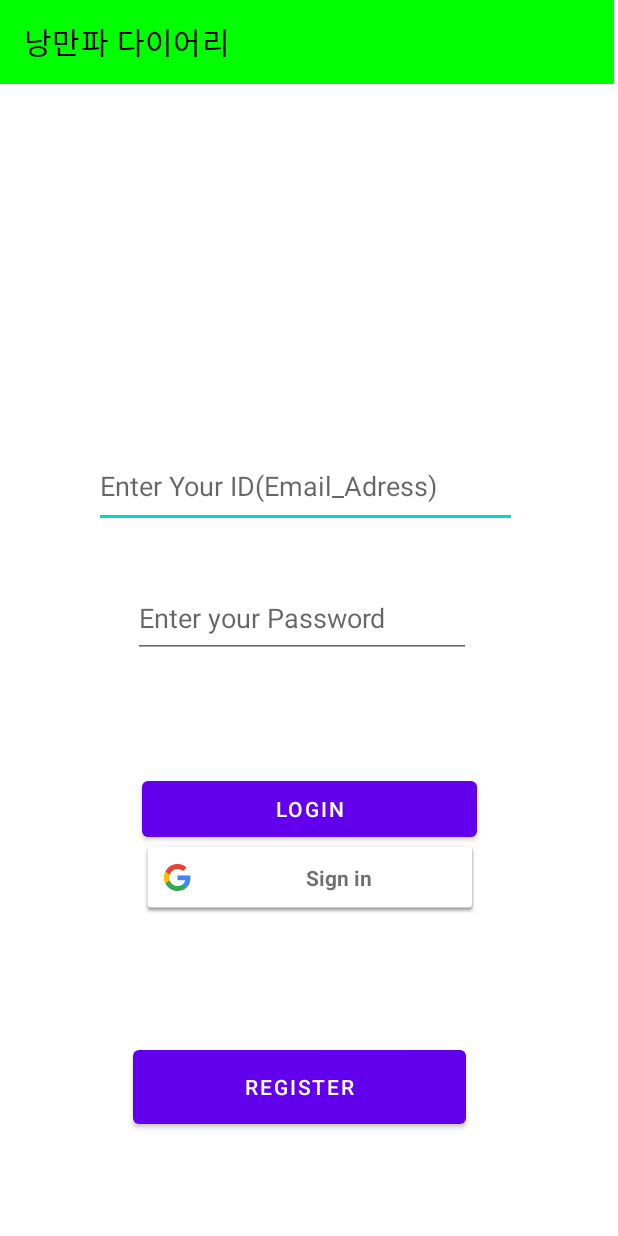
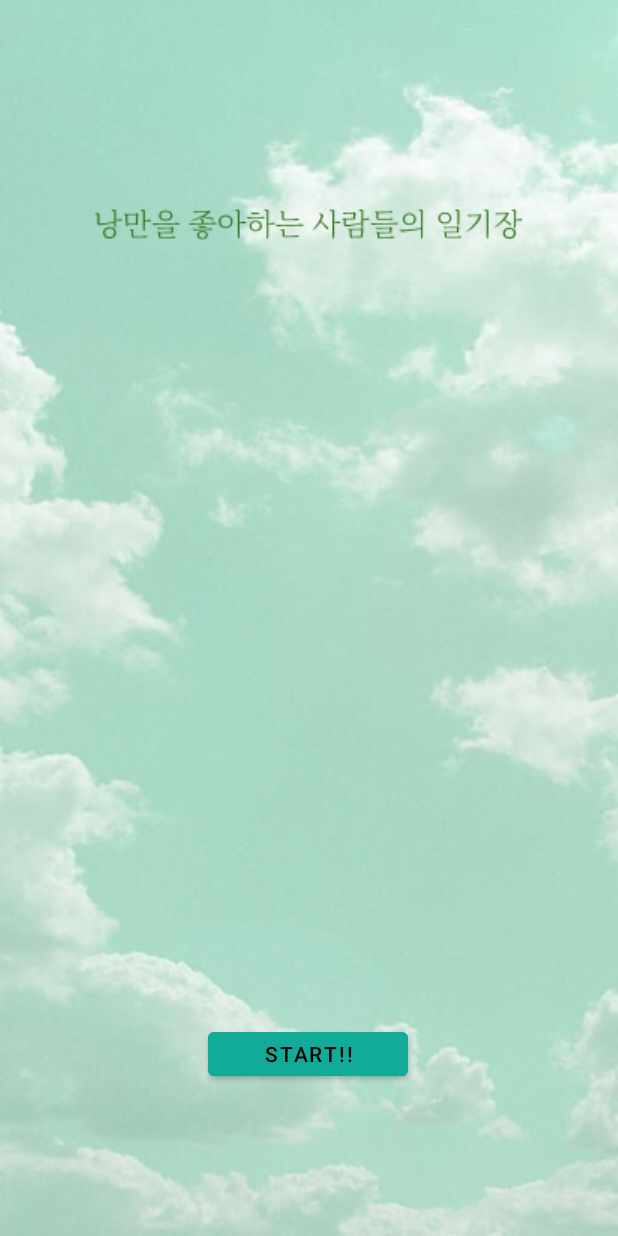
Before and after one commit to LifeIsRightward/2022_RomaticChaser-DIary, an Android app: the screen it shows after launch (LoginActivity before the commit, FirstShowActivity after it), on a phone screen of 412 x 824 dp. Run offline under Robolectric (Android 15) with nearby library versions, the phone set to English and light mode, and no system bars; our stand-ins replace Firebase (no records; nobody signed in at launch, a user with empty details on screens opened directly).

Commit message:
main background update

```diff
--- a/app/src/main/AndroidManifest.xml
+++ b/app/src/main/AndroidManifest.xml
@@ -17,13 +17,16 @@
         tools:ignore="Instantiatable"
         tools:targetApi="31">
         <activity
+            android:name=".LoginActivity"
+            android:exported="false" />
+        <activity
             android:name=".RegisterActivity"
             android:exported="false" />
         <activity
             android:name=".MainActivity"
             android:exported="false" />
         <activity
-            android:name=".LoginActivity"
+            android:name=".FirstShowActivity"
             android:exported="true">
             <intent-filter>
                 <action android:name="android.intent.action.MAIN" />
--- /dev/null
+++ b/app/src/main/java/com/example/kotlinex1/FirstShowActivity.kt
@@ -0,0 +1,41 @@
+package com.example.kotlinex1
+
+import android.app.Activity
+import android.content.Intent
+import android.graphics.Color
+import android.os.Bundle
+import android.util.Log
+import android.view.View
+import android.widget.Toast
+import androidx.activity.result.ActivityResultLauncher
+import androidx.activity.result.contract.ActivityResultContract
+import androidx.activity.result.contract.ActivityResultContracts
+import androidx.appcompat.app.AppCompatActivity
+import com.example.kotlinex1.databinding.ActivityFirstshowBinding
+import com.google.android.gms.auth.api.Auth
+import com.google.android.gms.auth.api.signin.GoogleSignIn
+import com.google.android.gms.auth.api.signin.GoogleSignInAccount
+import com.google.android.gms.auth.api.signin.GoogleSignInClient
+import com.google.android.gms.auth.api.signin.GoogleSignInOptions
+import com.google.android.material.snackbar.Snackbar
+import com.google.firebase.auth.FirebaseAuth
+import com.google.firebase.auth.FirebaseUser
+import com.google.firebase.auth.GoogleAuthProvider
+
+
+class FirstShowActivity : AppCompatActivity() {
+
+    private lateinit var binding: ActivityFirstshowBinding//이건 로그인액티비티의 뷰바인딩을 하는거임 이러면 findviewid(R.id.xx)쓸 필요가없음
+
+    override fun onCreate(savedInstanceState: Bundle?) {
+        super.onCreate(savedInstanceState)
+        binding =
+            ActivityFirstshowBinding.inflate(layoutInflater)//뷰바인딩인 binding 선언 inflate(layoutInflate)로
+        setContentView(binding.root)//이게 원래는 레이아웃으로 괄호안에 들어가야하는데 뷰바인딩을 사용해서 바인딩.루트로 하면 됨
+
+        binding.Start.setOnClickListener {
+            startActivity(Intent(this, LoginActivity::class.java))
+        }
+    }
+
+}
--- a/app/src/main/java/com/example/kotlinex1/LoginActivity.kt
+++ b/app/src/main/java/com/example/kotlinex1/LoginActivity.kt
@@ -1,16 +1,12 @@
 package com.example.kotlinex1
 
-import android.app.Activity
 import android.content.Intent
-import android.graphics.Color
+import androidx.appcompat.app.AppCompatActivity
 import android.os.Bundle
-import android.util.Log
-import android.view.View
 import android.widget.Toast
 import androidx.activity.result.ActivityResultLauncher
-import androidx.activity.result.contract.ActivityResultContract
 import androidx.activity.result.contract.ActivityResultContracts
-import androidx.appcompat.app.AppCompatActivity
+import com.example.kotlinex1.databinding.ActivityFirstshowBinding
 import com.example.kotlinex1.databinding.ActivityLoginBinding
 import com.google.android.gms.auth.api.Auth
 import com.google.android.gms.auth.api.signin.GoogleSignIn
@@ -21,7 +17,6 @@ import com.google.android.material.snackbar.Snackbar
 import com.google.firebase.auth.FirebaseAuth
 import com.google.firebase.auth.FirebaseUser
 import com.google.firebase.auth.GoogleAuthProvider
-
 
 class LoginActivity : AppCompatActivity() {
 
@@ -38,10 +33,12 @@ class LoginActivity : AppCompatActivity() {
         setContentView(binding.root)//이게 원래는 레이아웃으로 괄호안에 들어가야하는데 뷰바인딩을 사용해서 바인딩.루트로 하면 됨
         auth = FirebaseAuth.getInstance()//Firebase 객체 생성
 
-        setSupportActionBar(binding.LoginToolbar)
+        /*setSupportActionBar(binding.LoginToolbar)
         supportActionBar?.title = "낭만파 다이어리"
         binding.LoginToolbar.setTitleTextColor(Color.BLACK)
         binding.LoginToolbar.setBackgroundColor(Color.GREEN)
+         */
+
         //GoogleSignInClient 객체 초기화
         val gso = GoogleSignInOptions.Builder(GoogleSignInOptions.DEFAULT_SIGN_IN) //기본 로그인 방식 사용
             .requestIdToken(getString(R.string.default_web_client_id))
@@ -140,6 +137,6 @@ class LoginActivity : AppCompatActivity() {
             }
             //progressBar.visibility = View.GONE
         }
+
     }
-
 }
--- a/app/src/main/java/com/example/kotlinex1/MainActivity.kt
+++ b/app/src/main/java/com/example/kotlinex1/MainActivity.kt
@@ -18,11 +18,11 @@ class MainActivity : AppCompatActivity() {
         binding = ActivityMainBinding.inflate(layoutInflater)
         setContentView(binding.root)
 
-        setSupportActionBar(binding.MainToolbar)
+        /*setSupportActionBar(binding.MainToolbar)
         supportActionBar?.title = "낭만파 다이어리"
         supportActionBar?.setDisplayHomeAsUpEnabled(true)
         binding.MainToolbar.setTitleTextColor(Color.BLACK)
-        binding.MainToolbar.setBackgroundColor(Color.GREEN)
+        binding.MainToolbar.setBackgroundColor(Color.GREEN)*/
     }
 
     override fun onCreateOptionsMenu(menu: Menu?): Boolean {
--- a/app/src/main/java/com/example/kotlinex1/RegisterActivity.kt
+++ b/app/src/main/java/com/example/kotlinex1/RegisterActivity.kt
@@ -8,7 +8,6 @@ import android.util.Log
 import android.view.Menu
 import android.view.MenuItem
 import android.widget.Toast
-import com.example.kotlinex1.databinding.ActivityLoginBinding
 import com.example.kotlinex1.databinding.ActivityRegisterBinding
 import com.google.firebase.auth.FirebaseAuth
 
@@ -22,11 +21,12 @@ class RegisterActivity : AppCompatActivity() {
         binding = ActivityRegisterBinding.inflate(layoutInflater)
         setContentView(binding.root)
 
-        setSupportActionBar(binding.toolbar)
+        /*setSupportActionBar(binding.toolbar)
         supportActionBar?.title = "낭만파 다이어리"
         supportActionBar?.setDisplayHomeAsUpEnabled(true)
         binding.toolbar.setTitleTextColor(Color.BLACK)
-        binding.toolbar.setBackgroundColor(Color.GREEN)
+        binding.toolbar.setBackgroundColor(Color.GREEN)*/
+
         auth = FirebaseAuth.getInstance()
 
         binding.RegisterBNT.setOnClickListener {
--- /dev/null
+++ b/app/src/main/res/layout/activity_firstshow.xml
@@ -0,0 +1,37 @@
+<?xml version="1.0" encoding="utf-8"?>
+<androidx.constraintlayout.widget.ConstraintLayout xmlns:android="http://schemas.android.com/apk/res/android"
+    xmlns:app="http://schemas.android.com/apk/res-auto"
+    xmlns:tools="http://schemas.android.com/tools"
+    android:id="@+id/toobar"
+    android:layout_width="match_parent"
+    android:layout_height="match_parent"
+    android:background="@drawable/mainbackground"
+    tools:context=".MainActivity">
+
+    <ImageView
+        android:id="@+id/imageView"
+        android:layout_width="wrap_content"
+        android:layout_height="wrap_content"
+        app:layout_constraintBottom_toBottomOf="parent"
+        app:layout_constraintEnd_toEndOf="parent"
+        app:layout_constraintHorizontal_bias="0.496"
+        app:layout_constraintStart_toStartOf="parent"
+        app:layout_constraintTop_toTopOf="parent"
+        app:layout_constraintVertical_bias="0.173"
+        app:srcCompat="@drawable/maintext" />
+
+    <Button
+        android:id="@+id/Start"
+        android:layout_width="133dp"
+        android:layout_height="41dp"
+        android:text="Start!!"
+        android:textColor="@color/black"
+        android:backgroundTint="#12AB99"
+        app:layout_constraintBottom_toBottomOf="parent"
+        app:layout_constraintEnd_toEndOf="parent"
+        app:layout_constraintHorizontal_bias="0.498"
+        app:layout_constraintStart_toStartOf="parent"
+        app:layout_constraintTop_toTopOf="parent"
+        app:layout_constraintVertical_bias="0.871" />
+
+</androidx.constraintlayout.widget.ConstraintLayout>
--- a/app/src/main/res/layout/activity_login.xml
+++ b/app/src/main/res/layout/activity_login.xml
@@ -2,24 +2,24 @@
 <androidx.constraintlayout.widget.ConstraintLayout xmlns:android="http://schemas.android.com/apk/res/android"
     xmlns:app="http://schemas.android.com/apk/res-auto"
     xmlns:tools="http://schemas.android.com/tools"
-    android:id="@+id/toobar"
     android:layout_width="match_parent"
     android:layout_height="match_parent"
-    tools:context=".MainActivity">
+    android:background="@drawable/mainbackground"
+    tools:context=".LoginActivity">
 
     <EditText
         android:id="@+id/Login_User_Email"
-        android:layout_width="282dp"
-        android:layout_height="55dp"
+        android:layout_width="262dp"
+        android:layout_height="51dp"
         android:ems="10"
         android:hint="Enter Your ID(Email_Adress)"
         android:inputType="textEmailAddress"
         app:layout_constraintBottom_toBottomOf="parent"
         app:layout_constraintEnd_toEndOf="parent"
-        app:layout_constraintHorizontal_bias="0.484"
+        app:layout_constraintHorizontal_bias="0.577"
         app:layout_constraintStart_toStartOf="parent"
         app:layout_constraintTop_toTopOf="parent"
-        app:layout_constraintVertical_bias="0.386"
+        app:layout_constraintVertical_bias="0.444"
         tools:ignore="SpeakableTextPresentCheck" />
 
     <EditText
@@ -31,59 +31,61 @@
         android:inputType="textPassword"
         app:layout_constraintBottom_toBottomOf="parent"
         app:layout_constraintEnd_toEndOf="parent"
-        app:layout_constraintHorizontal_bias="0.476"
         app:layout_constraintStart_toStartOf="parent"
         app:layout_constraintTop_toTopOf="parent"
+        app:layout_constraintVertical_bias="0.573"
         tools:ignore="TouchTargetSizeCheck,TouchTargetSizeCheck,SpeakableTextPresentCheck" />
 
     <Button
         android:id="@+id/LOGIN_Btn"
-        android:layout_width="223dp"
-        android:layout_height="49dp"
+        android:layout_width="128dp"
+        android:layout_height="43dp"
+        android:backgroundTint="#12AB99"
         android:text="LOGIN"
+        android:textColor="@color/black"
+        android:typeface="normal"
+        app:layout_constraintBottom_toBottomOf="parent"
+        app:layout_constraintEnd_toEndOf="parent"
+        app:layout_constraintHorizontal_bias="0.498"
+        app:layout_constraintStart_toStartOf="parent"
+        app:layout_constraintTop_toTopOf="parent"
+        app:layout_constraintVertical_bias="0.665" />
+
+    <Button
+        android:id="@+id/Login_Register_Btn"
+        android:layout_width="128dp"
+        android:layout_height="43dp"
+        android:backgroundTint="#12AB99"
+        android:text="Register"
+        android:textColor="@color/black"
+        android:typeface="normal"
+        app:layout_constraintBottom_toBottomOf="parent"
+        app:layout_constraintEnd_toEndOf="parent"
+        app:layout_constraintHorizontal_bias="0.498"
+        app:layout_constraintStart_toStartOf="parent"
+        app:layout_constraintTop_toTopOf="parent"
+        app:layout_constraintVertical_bias="0.936" />
+
+    <com.google.android.gms.common.SignInButton
+        android:id="@+id/Login_Google_Btn"
+        android:layout_width="155dp"
+        android:layout_height="36dp"
         app:layout_constraintBottom_toBottomOf="parent"
         app:layout_constraintEnd_toEndOf="parent"
         app:layout_constraintStart_toStartOf="parent"
         app:layout_constraintTop_toTopOf="parent"
-        app:layout_constraintVertical_bias="0.664" />
+        app:layout_constraintVertical_bias="0.735" />
 
-    <Button
-        android:id="@+id/Login_Register_Btn"
-        android:layout_width="222dp"
-        android:layout_height="61dp"
-        android:text="Register"
+    <ImageView
+        android:id="@+id/imageView2"
+        android:layout_width="180dp"
+        android:layout_height="180dp"
         app:layout_constraintBottom_toBottomOf="parent"
         app:layout_constraintEnd_toEndOf="parent"
-        app:layout_constraintHorizontal_bias="0.465"
+        app:layout_constraintHorizontal_bias="0.497"
         app:layout_constraintStart_toStartOf="parent"
         app:layout_constraintTop_toTopOf="parent"
-        app:layout_constraintVertical_bias="0.91" />
-
-    <com.google.android.gms.common.SignInButton
-        android:id="@+id/Login_Google_Btn"
-        android:layout_width="225dp"
-        android:layout_height="49dp"
-        app:layout_constraintBottom_toBottomOf="parent"
-        app:layout_constraintEnd_toEndOf="parent"
-        app:layout_constraintHorizontal_bias="0.505"
-        app:layout_constraintStart_toStartOf="parent"
-        app:layout_constraintTop_toTopOf="parent"
-        app:layout_constraintVertical_bias="0.723" />
-
-    <androidx.appcompat.widget.Toolbar
-        android:id="@+id/Login_Toolbar"
-        android:layout_width="409dp"
-        android:layout_height="wrap_content"
-        android:background="?attr/colorPrimary"
-        android:minHeight="?attr/actionBarSize"
-        android:theme="?attr/actionBarTheme"
-        android:fitsSystemWindows="true"
-        app:layout_constraintBottom_toBottomOf="parent"
-        app:layout_constraintEnd_toEndOf="parent"
-        app:layout_constraintHorizontal_bias="0.0"
-        app:layout_constraintStart_toStartOf="parent"
-        app:layout_constraintTop_toTopOf="parent"
-        app:layout_constraintVertical_bias="0.0" />
-
+        app:layout_constraintVertical_bias="0.13"
+        app:srcCompat="@drawable/female_icon" />
 
 </androidx.constraintlayout.widget.ConstraintLayout>
```
Also changed, not shown: app/src/main/res/layout/activity_main.xml (+2 -18 lines), app/src/main/res/layout/activity_register.xml (+1 -14 lines), app/src/main/res/drawable/female_icon.png (added), app/src/main/res/drawable/googleloginbutton.png (added), app/src/main/res/drawable/loginbutton.png (added), app/src/main/res/drawable/mainbackground.png (added), app/src/main/res/drawable/maintext.png (added), app/src/main/res/drawable/registerbutton.png (added).
